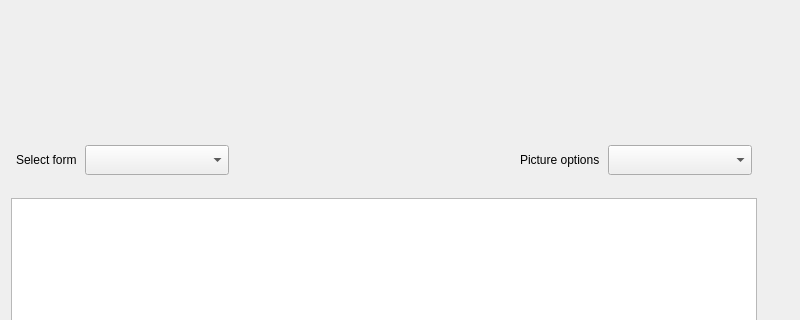
Above: plugins/personalized/wallpaper/wallpaper.ui from ukui/ukui-control-center before the change; both pictures show x 0 to 800 and y 99 to 419 of the 800 by 710 pixel window. Below: the same form after it.
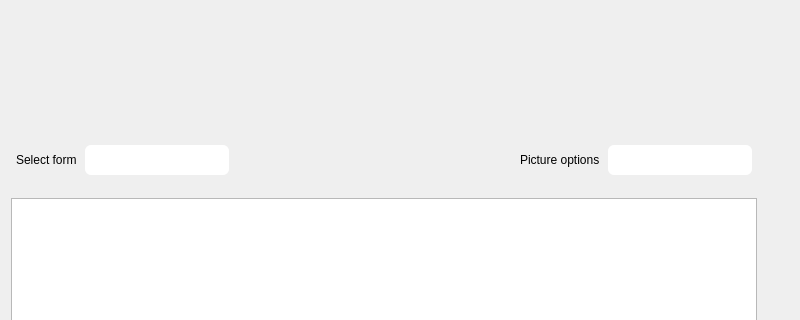
That is the form after the change. Icons and pictures are not drawn.

Commit message: Change the drop-down box style

```diff
--- a/plugins/personalized/wallpaper/wallpaper.ui
+++ b/plugins/personalized/wallpaper/wallpaper.ui
@@ -212,6 +212,40 @@
             <height>30</height>
            </size>
           </property>
+          <property name="styleSheet">
+           <string notr="true">QComboBox{
+    background: rgba(255, 255, 255);
+    border-radius: 6px;
+    font-size:14px;
+    color: black;
+    min-height: 30px;
+    combobox-popup: 0;  /* 配合setMaxVisibleItems设置下拉框显示的条数，超过的滚动显示 */
+}
+
+QComboBox QAbstractItemView::item {
+    min-height: 30px;
+    border-radius: 2px ;
+    color:black;
+    background-color: rgba(255, 255, 255);
+}
+
+QComboBox::down-arrow{
+    image:url(://img/dropArrow/downpx.png);
+}
+
+QComboBox::drop-down{
+    width: 30px;
+    border: none;
+}
+
+QComboBox QListView::item:selected{
+    background: #3D6BE5;
+}
+
+
+
+</string>
+          </property>
          </widget>
         </item>
         <item>
@@ -257,6 +291,40 @@
             <height>30</height>
            </size>
           </property>
+          <property name="styleSheet">
+           <string notr="true">QComboBox{
+    background: rgba(255, 255, 255);
+    border-radius: 6px;
+    font-size:14px;
+    color: black;
+    min-height: 30px;
+    combobox-popup: 0;  /* 配合setMaxVisibleItems设置下拉框显示的条数，超过的滚动显示 */
+}
+
+QComboBox QAbstractItemView::item {
+    min-height: 30px;
+    border-radius: 2px ;
+    color:black;
+    background-color: rgba(255, 255, 255);
+}
+
+QComboBox::down-arrow{
+    image:url(://img/dropArrow/downpx.png);
+}
+
+QComboBox::drop-down{
+    width: 30px;
+    border: none;
+}
+
+QComboBox QListView::item:selected{
+    background: #3D6BE5;
+}
+
+
+
+</string>
+          </property>
          </widget>
         </item>
        </layout>
```
The commit also changes 22 other files.
